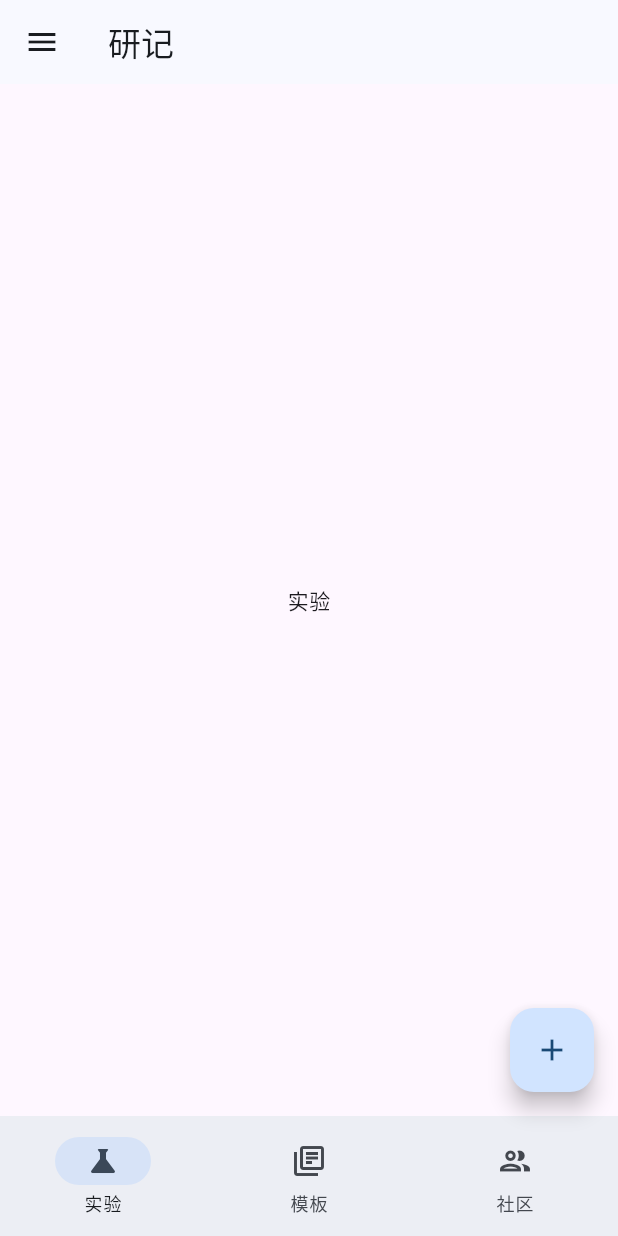
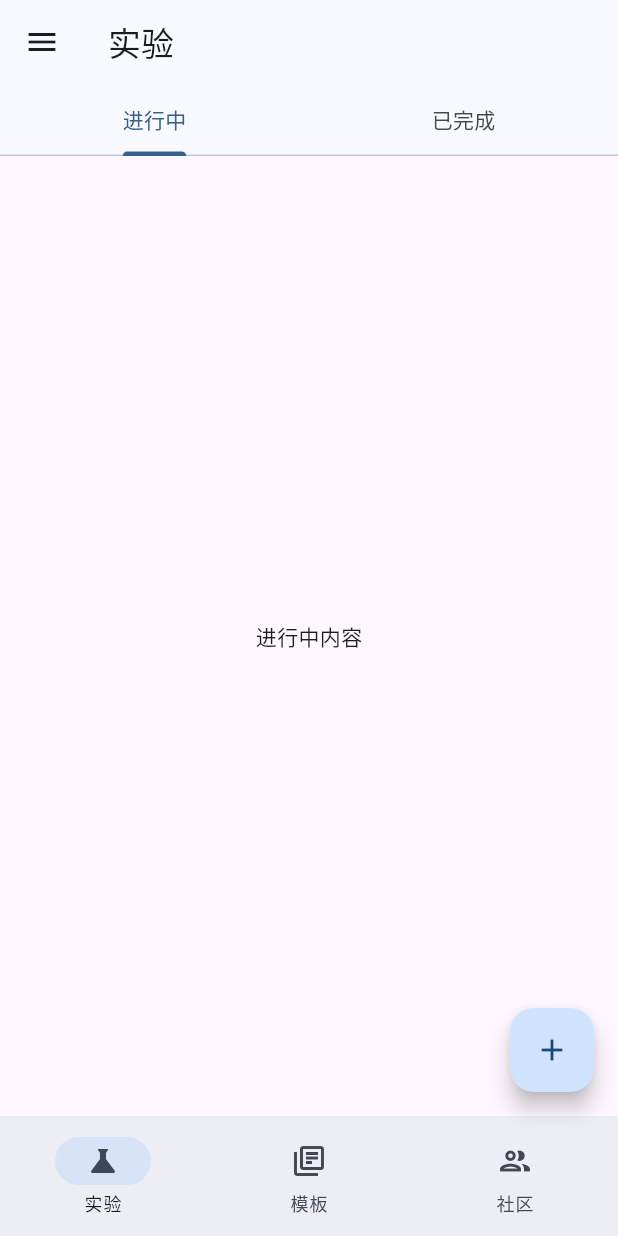
Before and after one commit to derec30240/XperiNote, a Flutter app: the screen it shows after launch, on a phone screen of 412 x 824 dp. Run offline on Flutter 3.47's test engine with Material 3 defaults, Android fonts, the light colour scheme and no system bars; our stand-ins replace get, shared_preferences.

Commit message:
refactor(app_bar): 重新规范AppBar的实现方式
AppBar不再由MainNavigationWrapper实现，而是由每个一级界面自行实现，以适应不同界面对于TabBar的不同需求

```diff
--- a/lib/app/layout/main_navigation_wrapper.dart
+++ b/lib/app/layout/main_navigation_wrapper.dart
@@ -65,7 +65,6 @@ class _MainNavigationWrapperState extends State<MainNavigationWrapper> {
   @override
   Widget build(BuildContext context) {
     return Scaffold(
-      appBar: AppBar(title: Text('研记')),
       drawer: _buildDrawer(context),
       drawerEnableOpenDragGesture: Get.currentRoute == AppRoutes.home,
       body: IndexedStack(index: _selectedIndex, children: _pages),
--- a/lib/modules/experiment/experiment_view.dart
+++ b/lib/modules/experiment/experiment_view.dart
@@ -5,8 +5,31 @@ class ExperimentView extends StatelessWidget {
 
   @override
   Widget build(BuildContext context) {
-    return Center(
-      child: Text('实验'),
+    return DefaultTabController(
+      length: 2,
+      child: Scaffold(
+        appBar: AppBar(
+          leading: IconButton(
+            icon: const Icon(Icons.menu),
+            onPressed: () {
+              Scaffold.of(context).openDrawer();
+            },
+          ),
+          title: Text('实验'),
+          bottom: TabBar(
+            tabs: const [
+              Tab(text: '进行中'),
+              Tab(text: '已完成'),
+            ],
+          ),
+        ),
+        body: TabBarView(
+          children: const [
+            Center(child: Text('进行中内容')),
+            Center(child: Text('已完成内容')),
+          ],
+        ),
+      ),
     );
   }
 }
```
Also changed, not shown: lib/modules/community/community_view.dart (+13 -2 lines), lib/modules/template/template_view.dart (+13 -2 lines).
